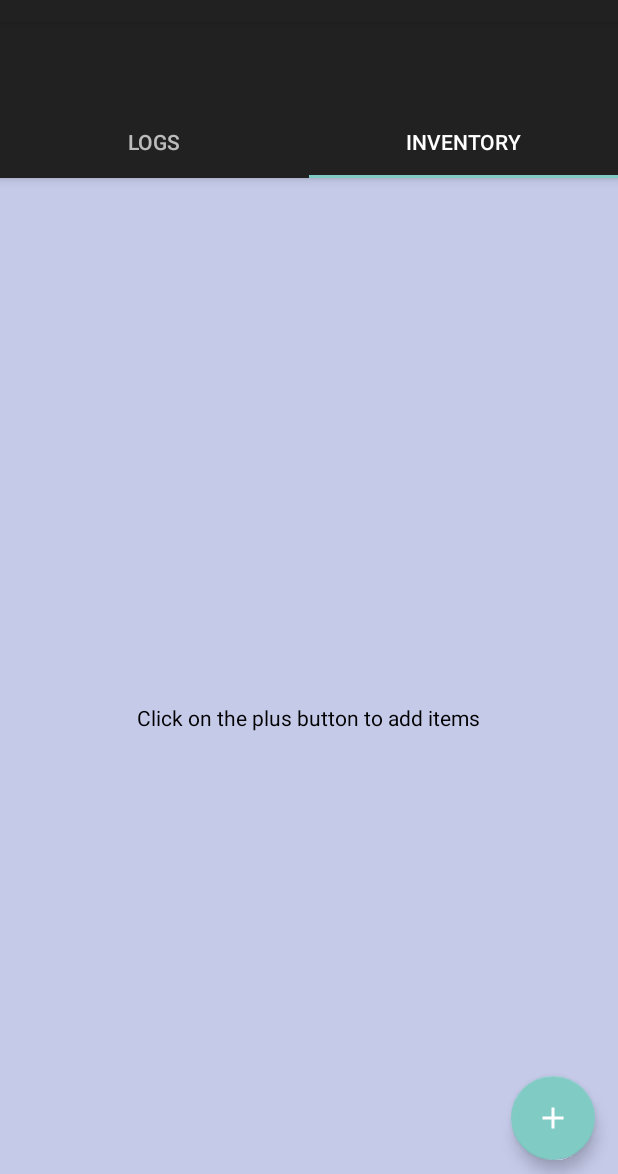
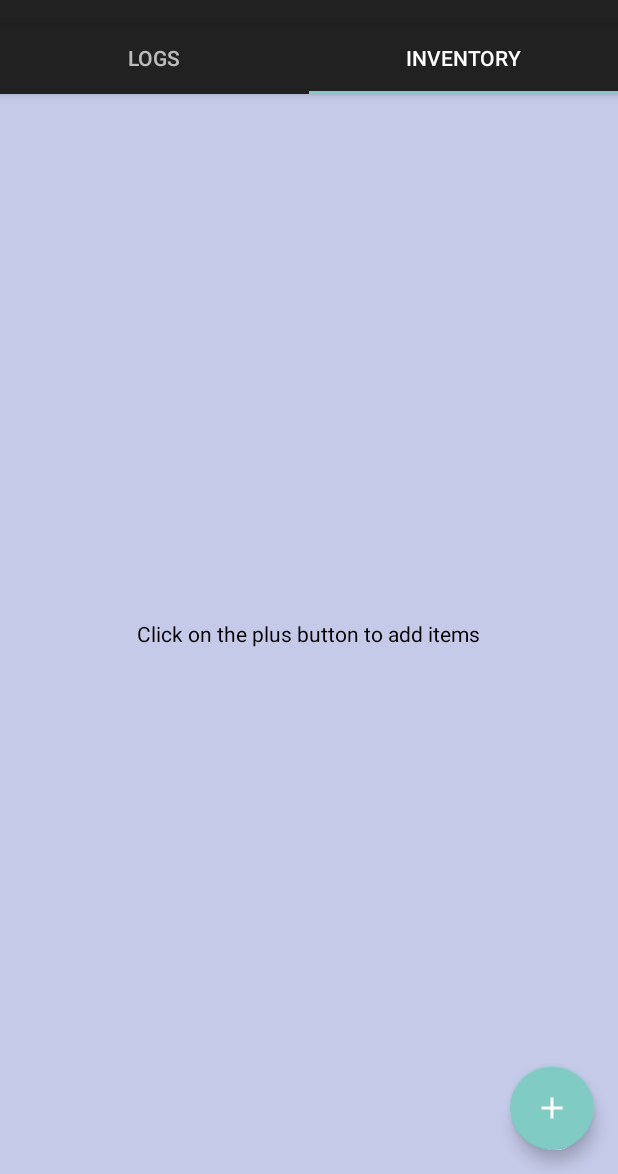
Before and after one commit to dhruvemod/superMarketSolution, an Android app: the screen it shows after launch (MainActivity), tab 2 chosen, on a phone screen of 412 x 824 dp, the part 62-1236 px from its top. Run offline under Robolectric (Android 15) with nearby library versions, the phone set to English and light mode, and no system bars.

Commit message:
Added the billing activity

```diff
--- a/app/src/main/java/com/apps/dcodertech/supermarketsolution/BillActivity.java
+++ b/app/src/main/java/com/apps/dcodertech/supermarketsolution/BillActivity.java
@@ -1,20 +1,31 @@
 package com.apps.dcodertech.supermarketsolution;
 
 import android.content.Intent;
+import android.database.Cursor;
 import android.support.design.widget.FloatingActionButton;
 import android.support.v4.app.Fragment;
 import android.os.Bundle;
 import android.view.LayoutInflater;
 import android.view.View;
 import android.view.ViewGroup;
+import android.widget.ListView;
 import android.widget.TextView;
 
+import com.apps.dcodertech.supermarketsolution.data.SalesDB;
+
 public class BillActivity extends Fragment {
+    CustomAdapterBills customAdapterBills;
+    SalesDB salesDB;
+    Cursor cursor;
+    int lastItem = 0;
+    ListView listView;
+
     @Override
     public View onCreateView(LayoutInflater inflater, ViewGroup container,
                              Bundle savedInstanceState) {
         final View rootView = inflater.inflate(R.layout.activity_tab_fragment, container, false);
         final FloatingActionButton fab = rootView.findViewById(R.id.fabForBill);
+
         fab.setOnClickListener(new View.OnClickListener() {
             @Override
             public void onClick(View v) {
@@ -23,8 +34,20 @@ public class BillActivity extends Fragment {
             }
         });
 
+        salesDB=new SalesDB(getContext());
+        listView = rootView.findViewById(R.id.list_viewForBills);
+        cursor=salesDB.readStockInfo();
+        customAdapterBills=new CustomAdapterBills(this,cursor);
+        listView.setAdapter(customAdapterBills);
         return rootView;
 
     }
 
+    @Override
+    public void onResume() {
+        super.onResume();
+        Cursor cursor=salesDB.readStockInfo();
+        customAdapterBills=new CustomAdapterBills(this,cursor);
+        listView.setAdapter(customAdapterBills);
+    }
 }
--- a/app/src/main/java/com/apps/dcodertech/supermarketsolution/data/Sale.java
+++ b/app/src/main/java/com/apps/dcodertech/supermarketsolution/data/Sale.java
@@ -6,7 +6,7 @@ public class Sale {
     private final String dateTable;
     private final String quantity;
     private final String totaltable;
-    public Sale(String productNameTable,String priceTable2,String dateTable,String quantity,String totaltable){
+    public Sale(String productNameTable,String priceTable2,String quantity,String totaltable,String dateTable){
         this.productNametable=productNameTable;
         this.priceTable2=priceTable2;
         this.quantity=quantity;
--- a/app/src/main/java/com/apps/dcodertech/supermarketsolution/data/SaleContract.java
+++ b/app/src/main/java/com/apps/dcodertech/supermarketsolution/data/SaleContract.java
@@ -18,7 +18,7 @@ public static class SaleEntry implements BaseColumns{
             SaleEntry._ID + " INTEGER PRIMARY KEY AUTOINCREMENT," +
             SaleEntry.COLUMN_NAME + " TEXT NOT NULL," +
             SaleEntry.COLUMN_PRICE + " TEXT NOT NULL," +
-            SaleEntry.COLUMN_QUANTITY + " INTEGER NOT NULL DEFAULT 0," +
+            SaleEntry.COLUMN_QUANTITY + " TEXT NOT NULL," +
             SaleEntry.COLUMN_TOTAL + " TEXT NOT NULL,"+
             SaleEntry.COLUMN_DATE + " TEXT NOT NULL"+");";
 
--- a/app/src/main/java/com/apps/dcodertech/supermarketsolution/data/SalesDB.java
+++ b/app/src/main/java/com/apps/dcodertech/supermarketsolution/data/SalesDB.java
@@ -29,7 +29,7 @@ public class SalesDB extends SQLiteOpenHelper {
         values.put(SaleContract.SaleEntry.COLUMN_DATE,item.getDateTable());
 
 
-        long id = db.insert(InventoryContract.StockEntry.TABLE_NAME, null, values);
+        long id = db.insert(SaleContract.SaleEntry.TABLE_NAME, null, values);
     }
     public Cursor readStockInfo() {
         SQLiteDatabase db = getReadableDatabase();
--- a/app/src/main/res/layout/activity_inventory.xml
+++ b/app/src/main/res/layout/activity_inventory.xml
@@ -37,8 +37,8 @@
         android:layout_height="wrap_content"
         android:layout_alignParentBottom="true"
         android:layout_alignParentEnd="true"
-        android:layout_marginBottom="65dp"
-        android:layout_marginEnd="15dp"
+        android:layout_marginBottom="16dp"
+        android:layout_marginEnd="16dp"
         android:src="@drawable/ic_android_white_24dp" />
 
 </RelativeLayout>
--- a/app/src/main/res/layout/activity_main.xml
+++ b/app/src/main/res/layout/activity_main.xml
@@ -10,13 +10,7 @@
         android:layout_height="wrap_content"
         android:theme="@style/ThemeOverlay.AppCompat.Dark.ActionBar">
 
-        <android.support.v7.widget.Toolbar
-            android:id="@+id/toolbar"
-            android:layout_width="match_parent"
-            android:layout_height="?attr/actionBarSize"
-            android:background="?attr/colorPrimary"
-            app:layout_scrollFlags="scroll|enterAlways"
-            app:popupTheme="@style/ThemeOverlay.AppCompat.Light"/>
+
 
         <android.support.design.widget.TabLayout
             android:id="@+id/tabs"
```
Also changed, not shown: app/src/main/java/com/apps/dcodertech/supermarketsolution/BillAddActivity.java (+24 -6 lines), app/src/main/java/com/apps/dcodertech/supermarketsolution/CustomAdapterBills.java (added, +46 -0 lines), app/src/main/res/layout/activity_tab_fragment.xml (+9 -3 lines), app/src/main/res/layout/bills_resource.xml (added, +102 -0 lines).
